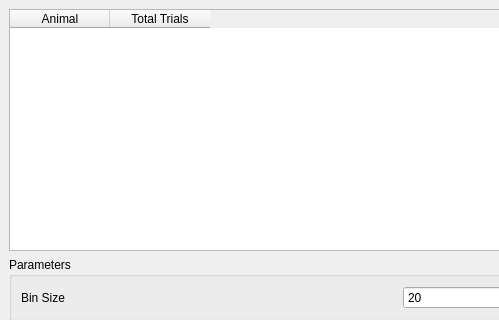
Qt form UI/AnalysisWindow.ui (RoboDoig/autonomouse-control) before a commit; both pictures show x 0 to 499 and y 0 to 320 of the 800 by 600 pixel window.
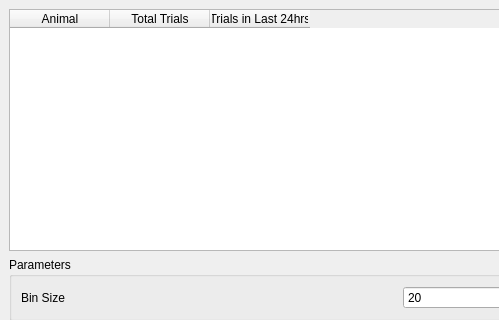
The same form after that commit. Custom widgets are drawn as their Qt base class.

Diff of the .ui file:
```diff
--- a/UI/AnalysisWindow.ui
+++ b/UI/AnalysisWindow.ui
@@ -36,6 +36,11 @@
         <string>Total Trials</string>
        </property>
       </column>
+      <column>
+       <property name="text">
+        <string>Trials in Last 24hrs</string>
+       </property>
+      </column>
      </widget>
     </item>
     <item row="1" column="0">
```
